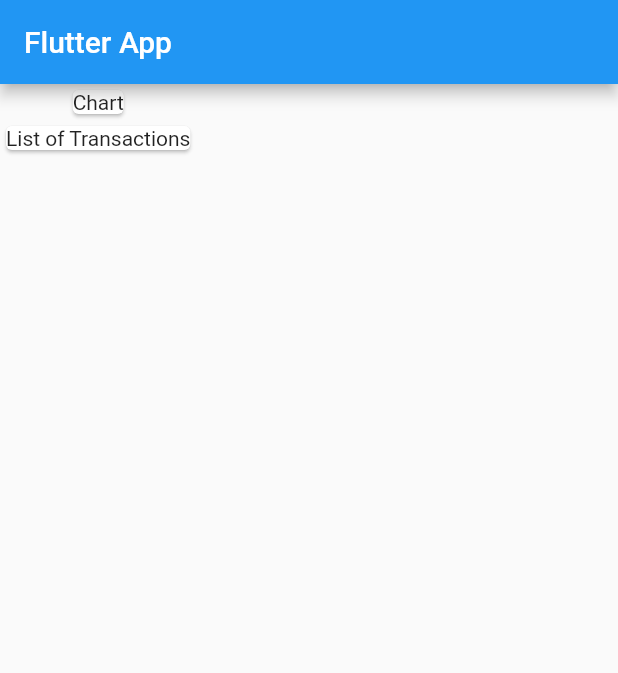
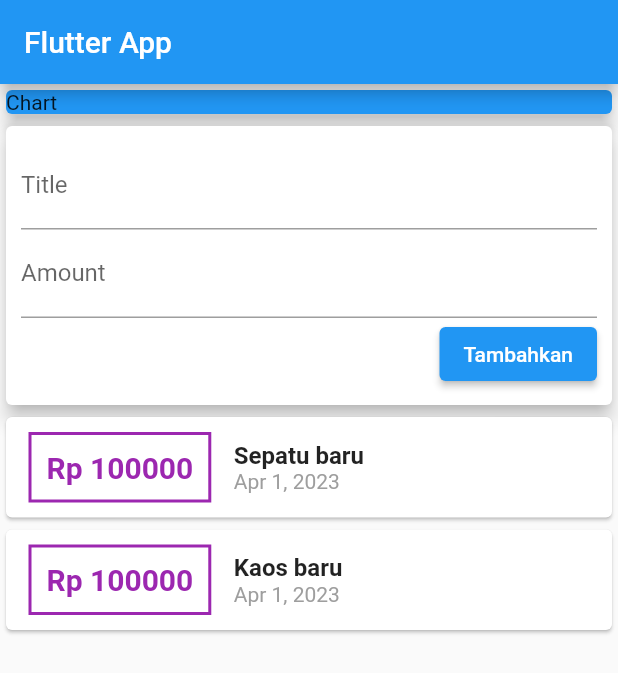
Before and after one commit to ibnunaufal/flutter_expenses_app, a Flutter app: the screen it shows after launch, on a phone screen of 412 x 824 dp. Shown: the top 673 px of the screen. Run offline on Flutter 3.47's test engine with Material 2 defaults, Android fonts, the phone set to English and light mode, and no system bars.

Commit message:
input new data

```diff
--- a/lib/main.dart
+++ b/lib/main.dart
@@ -1,4 +1,5 @@
 import 'package:flutter/material.dart';
+import './widgets/user_transaction.dart';
 
 void main() => runApp(MyApp());
 
@@ -19,10 +20,19 @@ class MyHomePage extends StatelessWidget {
       appBar: AppBar(
         title: Text('Flutter App'),
       ),
-      body: Column(children: [
-        Card(child: Text('Chart'),),
-        Card(child: Text('List of Transactions'),)
-      ],),
+      body: SingleChildScrollView(
+        child: Column(
+          crossAxisAlignment: CrossAxisAlignment.center,
+          children: [
+            Card(
+              color: Colors.blue,
+              child: Container(width: double.infinity, child: Text('Chart')),
+              elevation: 5,
+            ),
+            UserTransaction()
+          ],
+        ),
+      ),
     );
   }
 }
--- /dev/null
+++ b/lib/models/transaction.dart
@@ -0,0 +1,8 @@
+class Transactions {
+  final String id;
+  final String title;
+  final double amount;
+  final DateTime date;
+
+  Transactions({required this.id, required this.title, required this.amount, required this.date});
+}
--- /dev/null
+++ b/lib/widgets/new_transaction.dart
@@ -0,0 +1,45 @@
+import 'package:flutter/material.dart';
+import 'package:flutter/src/widgets/framework.dart';
+import 'package:flutter/src/widgets/placeholder.dart';
+
+class NewTransaction extends StatelessWidget {
+  final Function addTrx;
+  final titleController = TextEditingController();
+  final amountController = TextEditingController();
+
+  NewTransaction(this.addTrx);
+
+  void _submitData(){
+    if (titleController.text.isEmpty || double.parse(amountController.text) <= 0) {
+      return;
+    }
+    addTrx(titleController.text, double.parse(amountController.text));
+  }
+  @override
+  Widget build(BuildContext context) {
+    return Card(
+            elevation: 5,
+            child: Container(
+              padding: EdgeInsets.all(10),
+              child: Column(
+                crossAxisAlignment: CrossAxisAlignment.end,
+                children: [
+                  TextField(
+                    decoration: InputDecoration(labelText: 'Title'),
+                    controller: titleController,
+                  ),
+                  TextField(
+                    keyboardType: TextInputType.number,
+                    decoration: InputDecoration(labelText: 'Amount'),
+                    controller: amountController,
+                    onSubmitted: ((value) => _submitData),
+                  ),
+                  ElevatedButton(onPressed: () {
+                    _submitData();
+                  }, child: Text('Tambahkan'))
+                ],
+              ),
+            ),
+          );
+  }
+}
--- /dev/null
+++ b/lib/widgets/transaction_list.dart
@@ -0,0 +1,68 @@
+import 'package:flutter/material.dart';
+import 'package:flutter/src/widgets/framework.dart';
+import 'package:flutter/src/widgets/placeholder.dart';
+import '../models/transaction.dart';
+import 'package:intl/intl.dart';
+
+class TransactionList extends StatelessWidget {
+  final List<Transactions> transactions;
+
+  TransactionList(this.transactions);
+
+  @override
+  Widget build(BuildContext context) {
+    return Container(
+      height: 300,
+      child: ListView.builder(
+        itemBuilder: (ctx, index) {
+          return Card(
+            child: Row(
+              children: <Widget>[
+                Container(
+                  margin: EdgeInsets.symmetric(
+                    vertical: 10,
+                    horizontal: 15,
+                  ),
+                  decoration: BoxDecoration(
+                    border: Border.all(
+                      color: Colors.purple,
+                      width: 2,
+                    ),
+                  ),
+                  padding: EdgeInsets.all(10),
+                  child: Text(
+                    'Rp ${transactions[index].amount.toStringAsFixed(0)}',
+                    style: TextStyle(
+                      fontWeight: FontWeight.bold,
+                      fontSize: 20,
+                      color: Colors.purple,
+                    ),
+                  ),
+                ),
+                Column(
+                  crossAxisAlignment: CrossAxisAlignment.start,
+                  children: <Widget>[
+                    Text(
+                      transactions[index].title,
+                      style: TextStyle(
+                        fontSize: 16,
+                        fontWeight: FontWeight.bold,
+                      ),
+                    ),
+                    Text(
+                      DateFormat.yMMMd().format(transactions[index].date),
+                      style: TextStyle(
+                        color: Colors.grey,
+                      ),
+                    ),
+                  ],
+                ),
+              ],
+            ),
+          );
+        },
+        itemCount: transactions.length,
+      ),
+    );
+  }
+}
--- /dev/null
+++ b/lib/widgets/user_transaction.dart
@@ -0,0 +1,39 @@
+import 'package:flutter/material.dart';
+import 'package:flutter/src/widgets/framework.dart';
+import 'package:flutter/src/widgets/placeholder.dart';
+import './new_transaction.dart';
+import './transaction_list.dart';
+import './../models/transaction.dart';
+
+class UserTransaction extends StatefulWidget {
+  const UserTransaction({super.key});
+
+  @override
+  State<UserTransaction> createState() => _UserTransactionState();
+}
+
+class _UserTransactionState extends State<UserTransaction> {
+  final List<Transactions> _userTransaction = [
+    Transactions(
+        id: '1', title: "Sepatu baru", amount: 100000, date: DateTime.now()),
+    Transactions(
+        id: '2', title: "Kaos baru", amount: 100000, date: DateTime.now()),
+  ];
+
+  void _addNewTransaction(String title, double amount){
+    print("_addNewTransaction called");
+    final newTrx = Transactions(id: DateTime.now().toString(), title: title, amount: amount, date: DateTime.now());
+
+    setState(() {
+      _userTransaction.add(newTrx);
+    });
+  }
+
+  @override
+  Widget build(BuildContext context) {
+    return Column(children: [
+      NewTransaction(_addNewTransaction),
+      TransactionList(_userTransaction)
+    ],);
+  }
+}
--- a/pubspec.yaml
+++ b/pubspec.yaml
@@ -35,6 +35,7 @@ dependencies:
   # The following adds the Cupertino Icons font to your application.
   # Use with the CupertinoIcons class for iOS style icons.
   cupertino_icons: ^1.0.2
+  intl: ^0.18.0
 
 dev_dependencies:
   flutter_test:
```
Also changed, not shown: pubspec.lock.
